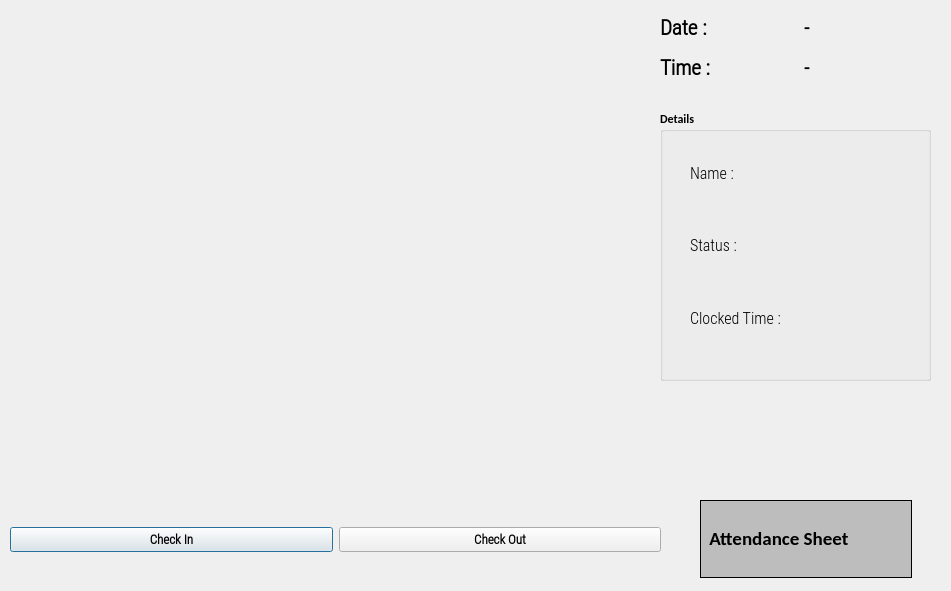
The window that desktop-app/using-pyqt/outputwindow.ui (freakfan15/Automatic-Attendance-Using-Face-Recognition-System) describes before a commit, drawn with Qt 5.
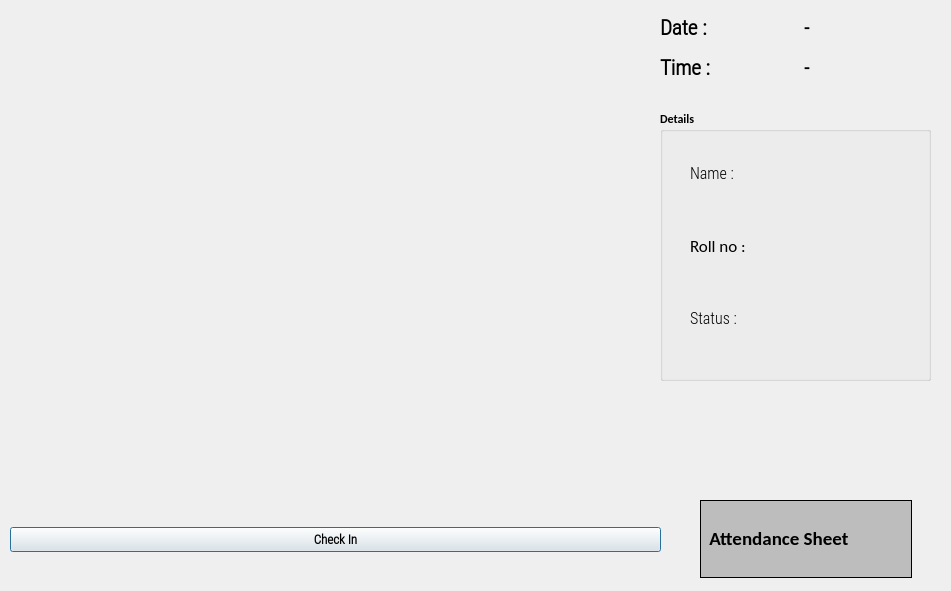
The same window after the commit. Icons and pictures are not drawn.

```diff
--- a/desktop-app/using-pyqt/outputwindow.ui
+++ b/desktop-app/using-pyqt/outputwindow.ui
@@ -89,24 +89,6 @@
       </property>
      </widget>
     </item>
-    <item>
-     <widget class="QPushButton" name="ClockOutButton">
-      <property name="font">
-       <font>
-        <family>Roboto Condensed Light</family>
-        <pointsize>10</pointsize>
-        <weight>75</weight>
-        <bold>true</bold>
-       </font>
-      </property>
-      <property name="text">
-       <string>Check Out</string>
-      </property>
-      <property name="checkable">
-       <bool>true</bool>
-      </property>
-     </widget>
-    </item>
    </layout>
   </widget>
   <widget class="QWidget" name="gridLayoutWidget">
@@ -218,6 +200,21 @@
        </property>
       </widget>
      </item>
+     <item>
+      <widget class="QLabel" name="label_5">
+       <property name="font">
+        <font>
+         <family>Calibri</family>
+         <pointsize>13</pointsize>
+         <weight>50</weight>
+         <bold>false</bold>
+        </font>
+       </property>
+       <property name="text">
+        <string>Roll no :</string>
+       </property>
+      </widget>
+     </item>
      <item>
       <widget class="QLabel" name="label_4">
        <property name="font">
@@ -233,21 +230,6 @@
        </property>
       </widget>
      </item>
-     <item>
-      <widget class="QLabel" name="label_5">
-       <property name="font">
-        <font>
-         <family>Roboto Condensed Light</family>
-         <pointsize>12</pointsize>
-         <weight>50</weight>
-         <bold>false</bold>
-        </font>
-       </property>
-       <property name="text">
-        <string>Clocked Time : </string>
-       </property>
-      </widget>
-     </item>
     </layout>
    </widget>
    <widget class="QWidget" name="verticalLayoutWidget_2">
```
Left out of the diff: 51 changed lines with no effect on the pictures.
